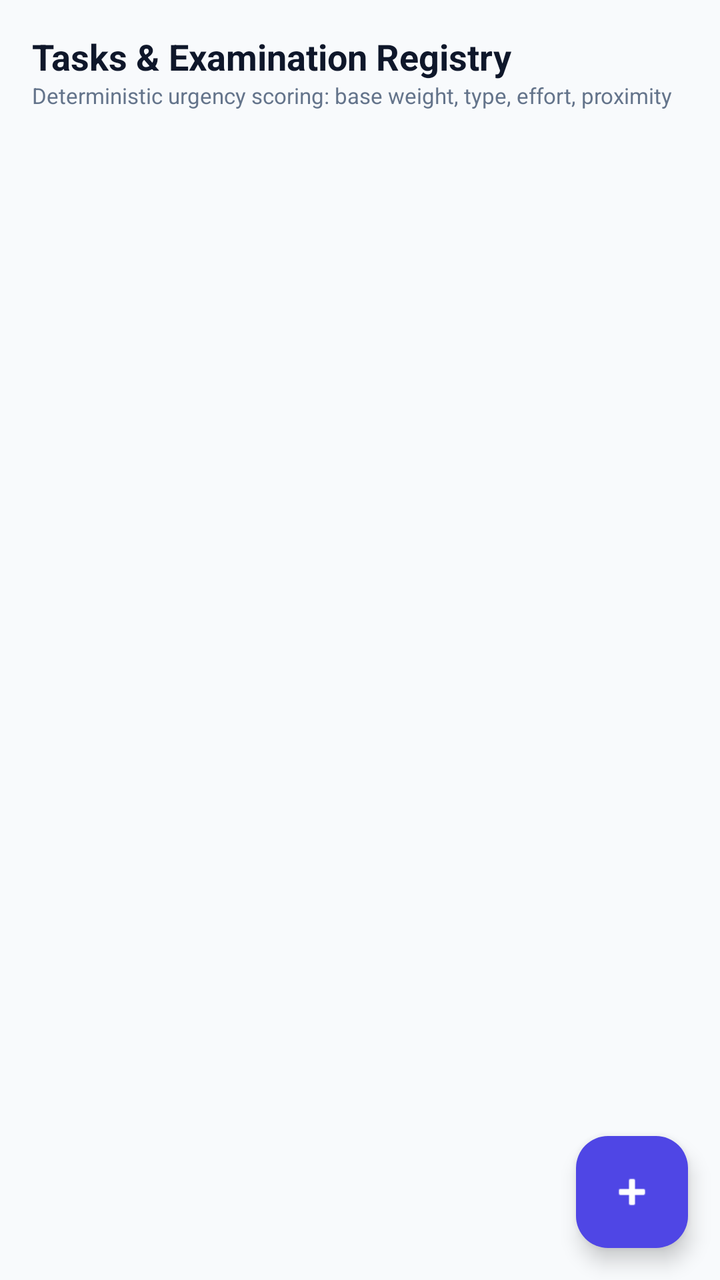
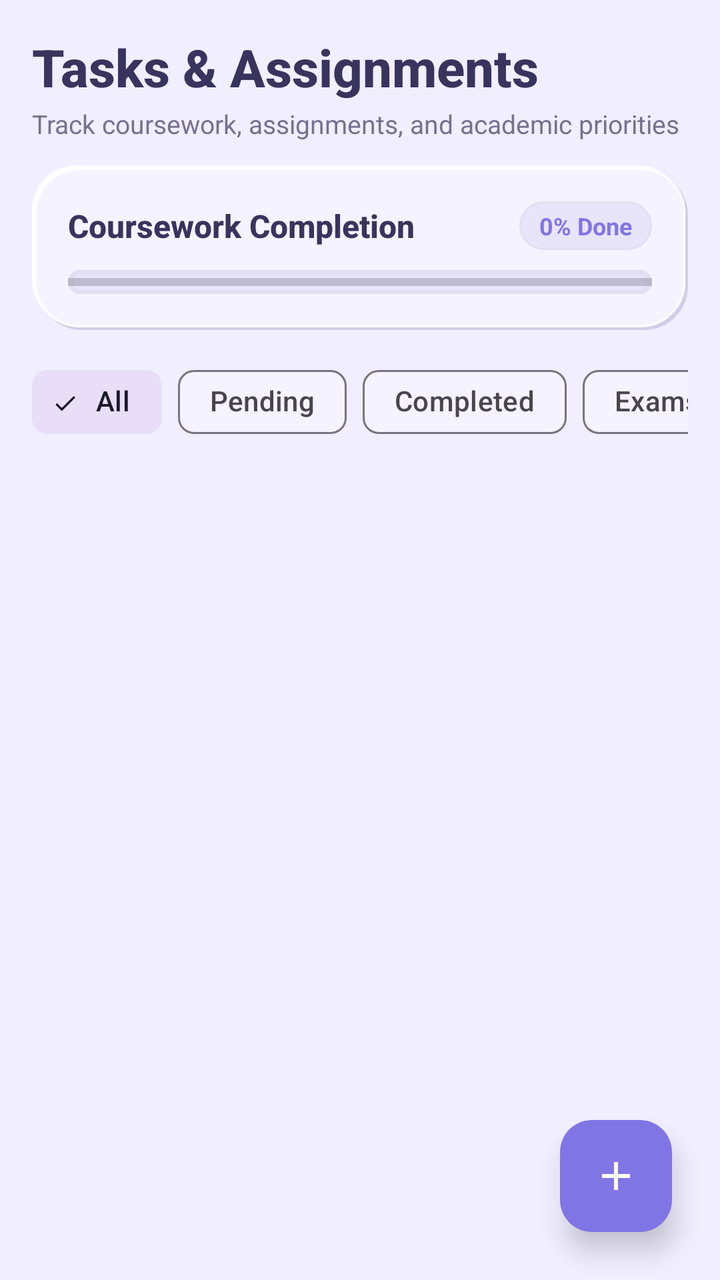

Before-and-after screenshots of an Android layout around one commit, followed by the original layout XML and the change that was made.
<!-- AndroidManifest.xml: application theme Theme.AcademiaLife -->
<!-- res/layout/fragment_tasks.xml -->
<?xml version="1.0" encoding="utf-8"?>
<androidx.coordinatorlayout.widget.CoordinatorLayout xmlns:android="http://schemas.android.com/apk/res/android"
    xmlns:app="http://schemas.android.com/apk/res-auto"
    android:layout_width="match_parent"
    android:layout_height="match_parent"
    android:background="@color/slate_50">

    <LinearLayout
        android:layout_width="match_parent"
        android:layout_height="match_parent"
        android:orientation="vertical"
        android:padding="16dp">

        <TextView
            android:layout_width="wrap_content"
            android:layout_height="wrap_content"
            android:text="Tasks &amp; Examination Registry"
            android:textColor="@color/slate_900"
            android:textSize="18sp"
            android:textStyle="bold" />

        <TextView
            android:layout_width="wrap_content"
            android:layout_height="wrap_content"
            android:text="Deterministic urgency scoring: base weight, type, effort, proximity"
            android:textColor="@color/slate_500"
            android:textSize="11sp" />

        <androidx.recyclerview.widget.RecyclerView
            android:id="@+id/rvTasks"
            android:layout_width="match_parent"
            android:layout_height="0dp"
            android:layout_marginTop="12dp"
            android:layout_weight="1" />

        <TextView
            android:id="@+id/tvEmptyTasks"
            android:layout_width="match_parent"
            android:layout_height="wrap_content"
            android:layout_marginTop="24dp"
            android:gravity="center"
            android:text="No tasks or exams. Tap + to register coursework."
            android:textColor="@color/slate_500"
            android:textSize="13sp"
            android:visibility="gone" />

    </LinearLayout>

    <com.google.android.material.floatingactionbutton.FloatingActionButton
        android:id="@+id/fabAddTask"
        android:layout_width="wrap_content"
        android:layout_height="wrap_content"
        android:layout_gravity="bottom|end"
        android:layout_margin="16dp"
        android:backgroundTint="@color/brand_primary"
        android:contentDescription="New Task"
        android:src="@android:drawable/ic_input_add"
        app:tint="@color/white" />

</androidx.coordinatorlayout.widget.CoordinatorLayout>
<!-- resources referenced by this layout -->
<resources>
  <color name="brand_primary">#4F46E5</color>
  <color name="slate_50">#F8FAFC</color>
  <color name="slate_500">#64748B</color>
  <color name="slate_900">#0F172A</color>
  <style name="Theme.AcademiaLife" parent="Theme.Material3.DayNight.NoActionBar">
          
          <item name="colorPrimary">@color/brand_primary</item>
          <item name="colorOnPrimary">@color/white</item>
          <item name="colorPrimaryContainer">@color/slate_100</item>
          <item name="colorOnPrimaryContainer">@color/slate_900</item>
          
          <item name="colorSecondary">@color/brand_secondary</item>
          <item name="colorOnSecondary">@color/white</item>
          
          <item name="android:statusBarColor">@color/slate_900</item>
          <item name="android:windowLightStatusBar">false</item>
          <item name="android:windowBackground">@color/slate_50</item>
      </style>
  <color name="slate_100">#F1F5F9</color>
  <color name="brand_secondary">#06B6D4</color>
  <!-- unchanged entries left out for length: 1 -->
</resources>

<!-- the commit's change to res/layout/fragment_tasks.xml (unified diff, before → after) -->
@@ -3,7 +3,7 @@
     xmlns:app="http://schemas.android.com/apk/res-auto"
     android:layout_width="match_parent"
     android:layout_height="match_parent"
-    android:background="@color/slate_50">
+    android:background="@color/neu_bg">
 
     <LinearLayout
         android:layout_width="match_parent"
@@ -11,50 +11,188 @@
         android:orientation="vertical"
         android:padding="16dp">
 
+        
         <TextView
             android:layout_width="wrap_content"
             android:layout_height="wrap_content"
-            android:text="Tasks &amp; Examination Registry"
-            android:textColor="@color/slate_900"
-            android:textSize="18sp"
+            android:text="Tasks &amp; Assignments"
+            android:textColor="@color/text_primary"
+            android:textSize="26sp"
+            android:fontFamily="sans-serif-medium"
             android:textStyle="bold" />
 
         <TextView
             android:layout_width="wrap_content"
             android:layout_height="wrap_content"
-            android:text="Deterministic urgency scoring: base weight, type, effort, proximity"
-            android:textColor="@color/slate_500"
-            android:textSize="11sp" />
+            android:layout_marginTop="2dp"
+            android:layout_marginBottom="12dp"
+            android:text="Track coursework, assignments, and academic priorities"
+            android:textColor="@color/text_secondary"
+            android:textSize="13sp" />
+
+        
+        <LinearLayout
+            android:layout_width="match_parent"
+            android:layout_height="wrap_content"
+            android:background="@drawable/bg_neumorphic_card"
+            android:orientation="vertical"
+            android:padding="18dp">
+
+            <LinearLayout
+                android:layout_width="match_parent"
+                android:layout_height="wrap_content"
+                android:gravity="center_vertical"
+                android:orientation="horizontal">
+
+                <TextView
+                    android:id="@+id/tvTaskProgressText"
+                    android:layout_width="0dp"
+                    android:layout_height="wrap_content"
+                    android:layout_weight="1"
+                    android:text="Coursework Completion"
+                    android:textColor="@color/text_primary"
+                    android:textSize="16sp"
+                    android:fontFamily="sans-serif-medium"
+                    android:textStyle="bold" />
+
+                <TextView
+                    android:id="@+id/tvTaskCompletionPct"
+                    android:layout_width="wrap_content"
+                    android:layout_height="wrap_content"
+                    android:background="@drawable/bg_pill_neutral"
+                    android:text="0% Done"
+                    android:textColor="@color/brand_primary"
+                    android:textSize="12sp"
+                    android:textStyle="bold" />
+            </LinearLayout>
+
+            
+            <FrameLayout
+                android:layout_width="match_parent"
+                android:layout_height="12dp"
+                android:layout_marginTop="10dp"
+                android:background="@drawable/bg_neumorphic_sunken">
+
+                <ProgressBar
+                    android:id="@+id/pbTaskProgress"
+                    style="?android:attr/progressBarStyleHorizontal"
+                    android:layout_width="match_parent"
+                    android:layout_height="match_parent"
+                    android:max="100"
+                    android:progress="0"
+                    android:progressTint="@color/brand_primary" />
+            </FrameLayout>
+        </LinearLayout>
+
+        
+        <HorizontalScrollView
+            android:layout_width="match_parent"
+            android:layout_height="wrap_content"
+            android:layout_marginTop="12dp"
+            android:scrollbars="none">
+
+            <com.google.android.material.chip.ChipGroup
+                android:id="@+id/chipGroupTaskFilters"
+                android:layout_width="wrap_content"
+                android:layout_height="wrap_content"
+                app:singleSelection="true">
+
+                <com.google.android.material.chip.Chip
+                    android:id="@+id/chipTaskAll"
+                    style="@style/Widget.Material3.Chip.Filter"
+                    android:layout_width="wrap_content"
+                    android:layout_height="wrap_content"
+                    android:checked="true"
+                    android:text="All" />
+
+                <com.google.android.material.chip.Chip
+                    android:id="@+id/chipTaskPending"
+                    style="@style/Widget.Material3.Chip.Filter"
+                    android:layout_width="wrap_content"
+                    android:layout_height="wrap_content"
+                    android:text="Pending" />
+
+                <com.google.android.material.chip.Chip
+                    android:id="@+id/chipTaskCompleted"
+                    style="@style/Widget.Material3.Chip.Filter"
+                    android:layout_width="wrap_content"
+                    android:layout_height="wrap_content"
+                    android:text="Completed" />
+
+                <com.google.android.material.chip.Chip
+                    android:id="@+id/chipTaskExams"
+                    style="@style/Widget.Material3.Chip.Filter"
+                    android:layout_width="wrap_content"
+                    android:layout_height="wrap_content"
+                    android:text="Exams" />
+
+                <com.google.android.material.chip.Chip
+                    android:id="@+id/chipTaskAssignments"
+                    style="@style/Widget.Material3.Chip.Filter"
+                    android:layout_width="wrap_content"
+                    android:layout_height="wrap_content"
+                    android:text="Assignments" />
+            </com.google.android.material.chip.ChipGroup>
+        </HorizontalScrollView>
 
         <androidx.recyclerview.widget.RecyclerView
             android:id="@+id/rvTasks"
             android:layout_width="match_parent"
             android:layout_height="0dp"
-            android:layout_marginTop="12dp"
-            android:layout_weight="1" />
+            android:layout_marginTop="8dp"
+            android:layout_weight="1"
+            android:clipToPadding="false"
+            android:paddingBottom="80dp" />
 
-        <TextView
-            android:id="@+id/tvEmptyTasks"
+        
+        <LinearLayout
+            android:id="@+id/layoutEmptyTasks"
             android:layout_width="match_parent"
             android:layout_height="wrap_content"
             android:layout_marginTop="24dp"
+            android:background="@drawable/bg_neumorphic_card"
             android:gravity="center"
-            android:text="No tasks or exams. Tap + to register coursework."
-            android:textColor="@color/slate_500"
-            android:textSize="13sp"
-            android:visibility="gone" />
+            android:orientation="vertical"
+            android:padding="28dp"
+            android:visibility="gone">
 
+            <ImageView
+                android:layout_width="48dp"
+                android:layout_height="48dp"
+                android:src="@drawable/ic_tasks"
+                app:tint="@color/text_muted" />
+
+            <TextView
+                android:layout_width="wrap_content"
+                android:layout_height="wrap_content"
+                android:layout_marginTop="12dp"
+                android:text="No Tasks Found"
+                android:textColor="@color/text_primary"
+                android:textSize="16sp"
+                android:textStyle="bold" />
+
+            <TextView
+                android:layout_width="wrap_content"
+                android:layout_height="wrap_content"
+                android:layout_marginTop="4dp"
+                android:gravity="center"
+                android:text="All coursework is cleared. Tap + to register assignments, exams, or projects."
+                android:textColor="@color/text_secondary"
+                android:textSize="12sp" />
+        </LinearLayout>
     </LinearLayout>
 
+    
     <com.google.android.material.floatingactionbutton.FloatingActionButton
         android:id="@+id/fabAddTask"
         android:layout_width="wrap_content"
         android:layout_height="wrap_content"
         android:layout_gravity="bottom|end"
-        android:layout_margin="16dp"
+        android:layout_margin="24dp"
         android:backgroundTint="@color/brand_primary"
         android:contentDescription="New Task"
-        android:src="@android:drawable/ic_input_add"
+        android:src="@drawable/ic_add"
+        app:elevation="8dp"
         app:tint="@color/white" />
 
 </androidx.coordinatorlayout.widget.CoordinatorLayout>
<!-- resource entries referenced after the edit -->
@@ -1,25 +1,149 @@
 <!-- resources referenced by this layout -->
 <resources>
-  <color name="brand_primary">#4F46E5</color>
-  <color name="slate_50">#F8FAFC</color>
-  <color name="slate_500">#64748B</color>
-  <color name="slate_900">#0F172A</color>
+  <color name="brand_primary">#8175E5</color>
+  <color name="neu_bg">#F0EEFF</color>
+  <color name="text_muted">#77718F</color>
+  <color name="text_primary">#39345D</color>
+  <color name="text_secondary">#77718F</color>
+  <!-- drawable bg_neumorphic_card (drawable) -->
+  <?xml version="1.0" encoding="utf-8"?>
+  <layer-list xmlns:android="http://schemas.android.com/apk/res/android">
+      
+      <item
+          android:left="3dp"
+          android:top="3dp">
+          <shape android:shape="rectangle">
+              <corners android:radius="22dp" />
+              <solid android:color="@color/lavender_dark_shadow" />
+          </shape>
+      </item>
+  
+      
+      <item
+          android:right="3dp"
+          android:bottom="3dp">
+          <shape android:shape="rectangle">
+              <corners android:radius="22dp" />
+              <solid android:color="@color/lavender_light_shadow" />
+          </shape>
+      </item>
+  
+      
+      <item
+          android:left="1.5dp"
+          android:top="1.5dp"
+          android:right="1.5dp"
+          android:bottom="1.5dp">
+          <shape android:shape="rectangle">
+              <corners android:radius="22dp" />
+              <solid android:color="@color/lavender_card" />
+              <stroke
+                  android:width="1dp"
+                  android:color="@color/lavender_light_shadow" />
+          </shape>
+      </item>
+  </layer-list>
+  <!-- drawable bg_neumorphic_sunken (drawable) -->
+  <?xml version="1.0" encoding="utf-8"?>
+  <layer-list xmlns:android="http://schemas.android.com/apk/res/android">
+      
+      <item>
+          <shape android:shape="rectangle">
+              <corners android:radius="16dp" />
+              <solid android:color="@color/lavender_divider" />
+          </shape>
+      </item>
+  
+      
+      <item
+          android:left="1.5dp"
+          android:top="1.5dp"
+          android:right="1dp"
+          android:bottom="1dp">
+          <shape android:shape="rectangle">
+              <corners android:radius="15dp" />
+              <solid android:color="@color/lavender_surface" />
+              <stroke
+                  android:width="1dp"
+                  android:color="@color/lavender_divider" />
+          </shape>
+      </item>
+  </layer-list>
+  <!-- drawable bg_pill_neutral (drawable) -->
+  <?xml version="1.0" encoding="utf-8"?>
+  <shape xmlns:android="http://schemas.android.com/apk/res/android"
+      android:shape="rectangle">
+      <corners android:radius="50dp" />
+      <solid android:color="@color/lavender_surface" />
+      <stroke
+          android:width="1dp"
+          android:color="@color/lavender_divider" />
+      <padding
+          android:left="10dp"
+          android:top="4dp"
+          android:right="10dp"
+          android:bottom="4dp" />
+  </shape>
+  <!-- drawable ic_add (drawable) -->
+  <vector xmlns:android="http://schemas.android.com/apk/res/android"
+      android:width="24dp"
+      android:height="24dp"
+      android:viewportWidth="24"
+      android:viewportHeight="24">
+    <path
+        android:fillColor="@color/white"
+        android:pathData="M19,13h-6v6h-2v-6H5v-2h6V5h2v6h6v2z"/>
+  </vector>
+  <!-- drawable ic_tasks (drawable) -->
+  <vector xmlns:android="http://schemas.android.com/apk/res/android"
+      android:width="24dp"
+      android:height="24dp"
+      android:viewportWidth="24"
+      android:viewportHeight="24">
+    <path
+        android:fillColor="@color/brand_primary"
+        android:pathData="M19,3H5c-1.1,0 -2,0.9 -2,2v14c0,1.1 0.9,2 2,2h14c1.1,0 2,-0.9 2,-2V5c0,-1.1 -0.9,-2 -2,-2zm-9,14l-5,-5 1.41,-1.41L10,14.17l7.59,-7.59L19,8l-9,9z"/>
+  </vector>
   <style name="Theme.AcademiaLife" parent="Theme.Material3.DayNight.NoActionBar">
           
-          <item name="colorPrimary">@color/brand_primary</item>
+          <item name="colorPrimary">@color/lavender_primary</item>
           <item name="colorOnPrimary">@color/white</item>
-          <item name="colorPrimaryContainer">@color/slate_100</item>
-          <item name="colorOnPrimaryContainer">@color/slate_900</item>
+          <item name="colorPrimaryContainer">@color/lavender_surface</item>
+          <item name="colorOnPrimaryContainer">@color/lavender_deep</item>
           
-          <item name="colorSecondary">@color/brand_secondary</item>
+          
+          <item name="colorSecondary">@color/lavender_deep</item>
           <item name="colorOnSecondary">@color/white</item>
           
-          <item name="android:statusBarColor">@color/slate_900</item>
-          <item name="android:windowLightStatusBar">false</item>
-          <item name="android:windowBackground">@color/slate_50</item>
+          
+          <item name="android:windowBackground">@color/lavender_bg</item>
+          <item name="colorSurface">@color/lavender_card</item>
+          <item name="colorOnSurface">@color/text_primary</item>
+  
+          
+          <item name="android:statusBarColor">@color/lavender_bg</item>
+          <item name="android:windowLightStatusBar">true</item>
+          <item name="android:navigationBarColor">@color/lavender_bg</item>
+          <item name="android:windowLightNavigationBar" tools:targetApi="o_mr1">true</item>
+  
+          
+          <item name="materialAlertDialogTheme">@style/ThemeOverlay.AcademiaLife.MaterialAlertDialog</item>
       </style>
-  <color name="slate_100">#F1F5F9</color>
-  <color name="brand_secondary">#06B6D4</color>
+  <color name="lavender_dark_shadow">#D2CDE8</color>
+  <color name="lavender_light_shadow">#FFFFFF</color>
+  <color name="lavender_card">#F5F3FF</color>
+  <color name="lavender_divider">#E2DEF3</color>
+  <color name="lavender_surface">#E8E4FA</color>
+  <color name="lavender_primary">#8175E5</color>
+  <color name="lavender_deep">#6257C9</color>
+  <color name="lavender_bg">#F0EEFF</color>
+  <style name="ThemeOverlay.AcademiaLife.MaterialAlertDialog" parent="ThemeOverlay.Material3.MaterialAlertDialog">
+          <item name="shapeAppearanceOverlay">@style/ShapeAppearance.AcademiaLife.Dialog</item>
+          <item name="colorSurface">@color/lavender_card</item>
+      </style>
+  <style name="ShapeAppearance.AcademiaLife.Dialog" parent="">
+          <item name="cornerSize">22dp</item>
+      </style>
   <!-- unchanged entries left out for length: 1 -->
 </resources>
 
